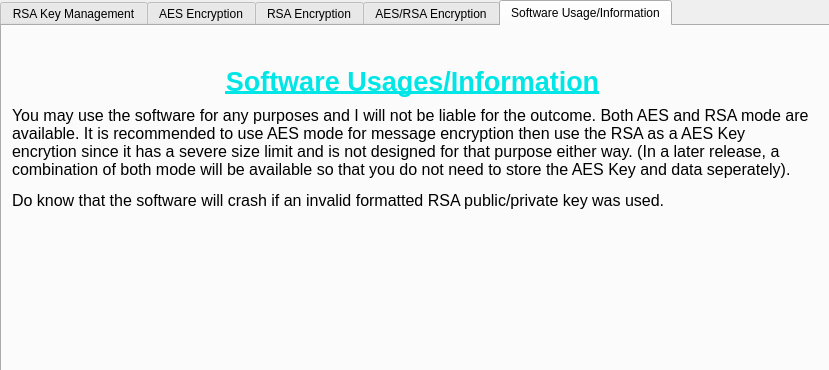
This is src/TextSecure-QT/mainwindow.ui in zhiyan114/SecureMessage as Qt 5 draws it before an edit; both pictures show x 0 to 829 and y 0 to 370 of the 829 by 623 pixel window. The edited form follows.
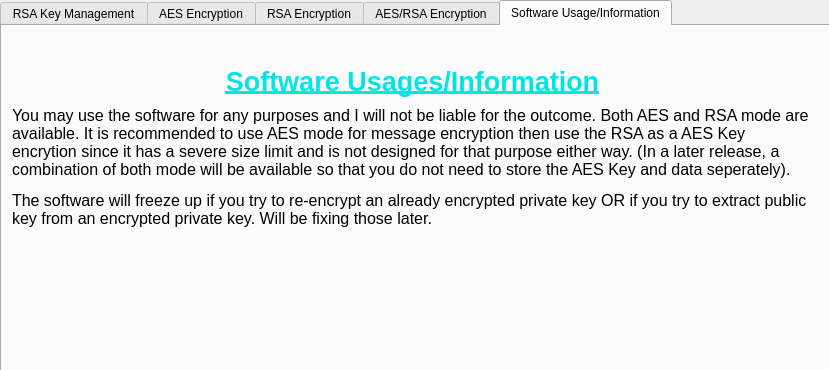
This is the edited form. The open tabs and pages were chosen to show the change.

Commit message: Finished RSA Key encryption

Diff of the .ui file:
```diff
--- a/src/TextSecure-QT/mainwindow.ui
+++ b/src/TextSecure-QT/mainwindow.ui
@@ -766,7 +766,7 @@
        </font>
       </property>
       <property name="text">
-       <string>&lt;html&gt;&lt;head/&gt;&lt;body&gt;&lt;p&gt;You may use the software for any purposes and I will not be liable for the outcome. Both AES and RSA mode are available. It is recommended to use AES mode for message encryption then use the RSA as a AES Key encrytion since it has a severe size limit and is not designed for that purpose either way. (In a later release, a combination of both mode will be available so that you do not need to store the AES Key and data seperately).&lt;/p&gt;&lt;p&gt;Do know that the software will crash if an invalid formatted RSA public/private key was used.&lt;/p&gt;&lt;/body&gt;&lt;/html&gt;</string>
+       <string>&lt;html&gt;&lt;head/&gt;&lt;body&gt;&lt;p&gt;You may use the software for any purposes and I will not be liable for the outcome. Both AES and RSA mode are available. It is recommended to use AES mode for message encryption then use the RSA as a AES Key encrytion since it has a severe size limit and is not designed for that purpose either way. (In a later release, a combination of both mode will be available so that you do not need to store the AES Key and data seperately).&lt;/p&gt;&lt;p&gt;The software will freeze up if you try to re-encrypt an already encrypted private key OR if you try to extract public key from an encrypted private key. Will be fixing those later.&lt;/p&gt;&lt;/body&gt;&lt;/html&gt;</string>
       </property>
       <property name="scaledContents">
        <bool>true</bool>
```
Left out of the diff: 2 changed lines with no effect on the pictures. The commit also changes 2 other files.
